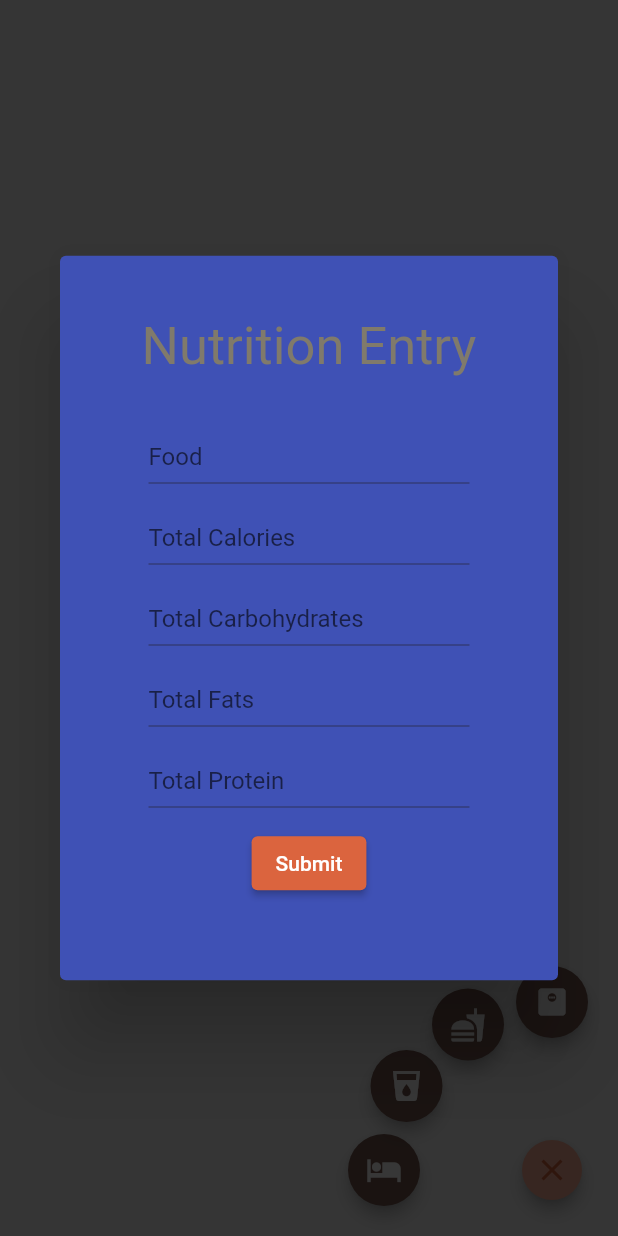
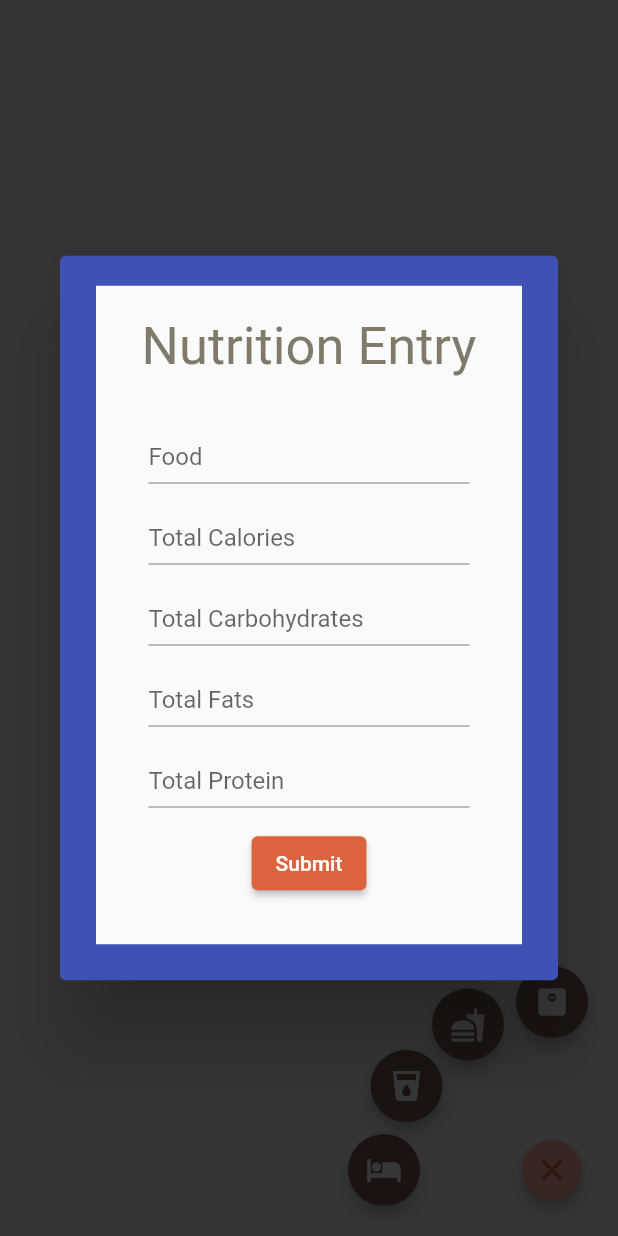
Before and after one commit to GDauterman/rpi_beefcake, a Flutter app: the HomePage screen opened directly, after a tap on the "close" icon, after a tap on the "fastfood" icon, on a phone screen of 412 x 824 dp. Run offline on Flutter 3.47's test engine with Material 2 defaults, Android fonts, the phone set to English and light mode, and no system bars; our stand-ins replace cloud_firestore, dropdown_textfield, firebase_auth, firebase_core, fl_chart; accounts and stored records are empty.

Commit message:
commented home_page, moved pages to health_page

```diff
--- a/lib/home_page.dart
+++ b/lib/home_page.dart
@@ -11,22 +11,15 @@ import 'package:rpi_beefcake/widget_library.dart';
 import 'firestore.dart';
 import 'dart:math';
 
-enum ColTypes { Nutrition, Hydration, Sleep }
+/// Stateless widget representing the homepage of our app
+class HomePage extends StatelessWidget {
 
-enum healthSubPages { home, sleep, nutrition, hydration, goals }
-
-class HomePage extends StatelessWidget {
-  static const _actionTitles = [
-    "LogSleep",
-    "logHydration",
-    "logCalories",
-    "logGoals"
-  ]; //set goals to be added
-  healthSubPages curPage = healthSubPages.home;
+  HomePage({Key? key}) : super(key: key);
 
   void _showAction(BuildContext context, int index) {
     Navigator.of(context).push(CustomPopupRoute(
       builder: (context) {
+        // builds popups of different logging pages
         switch (index) {
           case 0:
             return AlertDialog(
@@ -51,7 +44,6 @@ class HomePage extends StatelessWidget {
     ));
   }
 
-  HomePage({Key? key}) : super(key: key);
   @override
   Widget build(BuildContext context) {
     return Scaffold(
@@ -83,6 +75,7 @@ class HomePage extends StatelessWidget {
   }
 }
 
+/// StatelessWidget that represents the box in the middle of the page
 class DailyReport extends StatelessWidget {
   DailyReport({Key? key}) : super(key: key);
   @override
@@ -120,9 +113,17 @@ class DailyReport extends StatelessWidget {
   }
 }
 
+/// StatefulWidget that represents the daily update row of a single field
+///
+/// Specifically shows a single value
+///
+/// State depends on changing log values
 class SingleValueUpdating extends StatefulWidget {
+  /// Title to be used for this row
   String title;
+  /// Field to be grabbed for this row
   DBFields field;
+  /// Optional icon to be shown
   IconData? icon;
 
   SingleValueUpdating(
@@ -133,6 +134,7 @@ class SingleValueUpdating extends StatefulWidget {
   State<SingleValueUpdating> createState() => _SingleValueUpdating();
 }
 
+/// Underlying implementation of SingleValueUpdating
 class _SingleValueUpdating extends State<SingleValueUpdating> {
   @override
   Widget build(BuildContext context) {
@@ -181,6 +183,11 @@ class _SingleValueUpdating extends State<SingleValueUpdating> {
   }
 }
 
+/// StatefulWidget that represents the daily update row of a single field
+///
+/// Specifically shows a value compared with its goal, along with a progressbar
+///
+/// State depends on changing log values
 class ProgressMeter extends StatefulWidget {
   final String title;
   final DBFields field;
@@ -269,138 +276,3 @@ class _ProgressMeter extends State<ProgressMeter> {
         });
   }
 }
-
-class HydrationPage extends StatelessWidget {
-  HydrationPage({Key? key}) : super(key: key);
-
-  @override
-  Widget build(BuildContext context) {
-    List<FieldOptions> hydrationOptions = [
-      FieldOptions(
-        hint: 'oz of liquid',
-        invalidText: 'Enter a number',
-        keyboard: TextInputType.number,
-        regString: r'^0*\d+(\.\d+)?$',
-      ),
-    ];
-    return Material(
-      color: Theme.of(context).colorScheme.background,
-      // Sleep Container
-      child: SingleChildScrollView(
-        child: Column(children: [
-          Padding(
-            padding: EdgeInsets.only(top: 20),
-            child: Text(
-              'Hydration Entry',
-              style: TextStyle(fontSize: 35),
-            ),
-          ),
-          FieldWithEnter(
-              fieldOptions: hydrationOptions,
-              dataEntry: FirebaseService().addHydration),
-        ]),
-      ),
-    );
-  }
-}
-
-class NutritionPage extends StatelessWidget {
-  NutritionPage({Key? key}) : super(key: key);
-
-  @override
-  Widget build(BuildContext context) {
-    List<FieldOptions> sleepOptions = [
-      FieldOptions(
-        hint: 'Food',
-        invalidText: 'Enter name of food',
-        keyboard: TextInputType.text,
-        regString: r'.+',
-      ),
-      FieldOptions(
-        hint: 'Total Calories',
-        invalidText: 'Enter a whole number',
-        keyboard: TextInputType.number,
-        regString: r'\d+',
-      ),
-      FieldOptions(
-        hint: 'Total Carbohydrates',
-        invalidText: 'Enter a whole number',
-        keyboard: TextInputType.number,
-        regString: r'\d+',
-      ),
-      FieldOptions(
-        hint: 'Total Fats',
-        invalidText: 'Enter a whole number',
-        keyboard: TextInputType.number,
-        regString: r'\d+',
-      ),
-      FieldOptions(
-        hint: 'Total Protein',
-        invalidText: 'Enter a whole number',
-        keyboard: TextInputType.number,
-        regString: r'\d+',
-      ),
-    ];
-    return Material(
-      color: Theme.of(context).colorScheme.background,
-      // Sleep Container
-      child: SingleChildScrollView(
-        child: Column(children: [
-          Padding(
-            padding: EdgeInsets.only(top: 20),
-            child: Text(
-              'Nutrition Entry',
-              style: TextStyle(fontSize: 35),
-            ),
-          ),
-          FieldWithEnter(
-              fieldOptions: sleepOptions,
-              dataEntry: FirebaseService().addNutrition),
-        ]),
-      ),
-    );
-  }
-}
-
-class SleepPage extends StatelessWidget {
-  SleepPage({Key? key}) : super(key: key);
-
-  @override
-  Widget build(BuildContext context) {
-    List<FieldOptions> sleepOptions = [
-      FieldOptions(
-        hint: 'Hours Slept',
-        invalidText: 'Enter  number',
-        keyboard: TextInputType.number,
-        regString: r'^0*\d{1,2}(\.\d+)?$',
-      ),
-      FieldOptions(
-        hint: 'Sleep Quality (0-100)',
-        invalidText: 'Enter an integer from 0 to 100',
-        keyboard: TextInputType.number,
-        regString: r'^0*(\d{1,2}|100)$',
-      ),
-      FieldOptions(
-        hint: 'Notes',
-      )
-    ];
-    return Material(
-      color: Theme.of(context).colorScheme.background,
-      // Sleep Container
-      child: SingleChildScrollView(
-        child: Column(children: [
-          Padding(
-            padding: EdgeInsets.only(top: 20),
-            child: Text(
-              'Sleep Entry',
-              style: TextStyle(fontSize: 35),
-            ),
-          ),
-          FieldWithEnter(
-              fieldOptions: sleepOptions,
-              dataEntry: FirebaseService().addSleep),
-        ]),
-      ),
-    );
-  }
-}
```
Also changed, not shown: lib/health_page.dart (+16 -6 lines).
